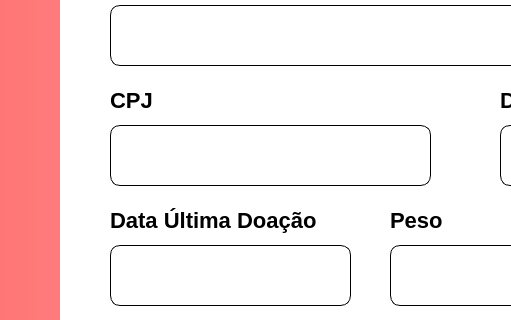
Old version of the form src/Graphics/Add/AddDoador/cadastrardoador.ui in the repository INF112-Programacao2/20222-team-1; both pictures show x 0 to 511 and y 145 to 465 of the 989 by 600 pixel window.
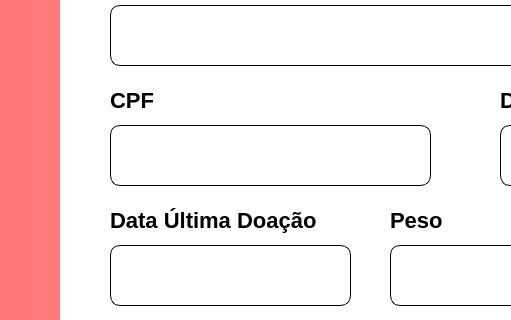
New version of the form. Icons and pictures are not drawn.

Commit message: conserto nomes variavais telas - add

Diff of the .ui file:
```diff
--- a/src/Graphics/Add/AddDoador/cadastrardoador.ui
+++ b/src/Graphics/Add/AddDoador/cadastrardoador.ui
@@ -254,7 +254,7 @@
 </string>
      </property>
      <property name="text">
-      <string>CPJ</string>
+      <string>CPF</string>
      </property>
     </widget>
     <widget class="QLineEdit" name="inputEndereco_3">
@@ -300,7 +300,7 @@
       <rect>
        <x>50</x>
        <y>320</y>
-       <width>321</width>
+       <width>221</width>
        <height>31</height>
       </rect>
      </property>
```
Left out of the diff: 48 changed lines with no effect on the pictures. The commit also changes 3 other files.
